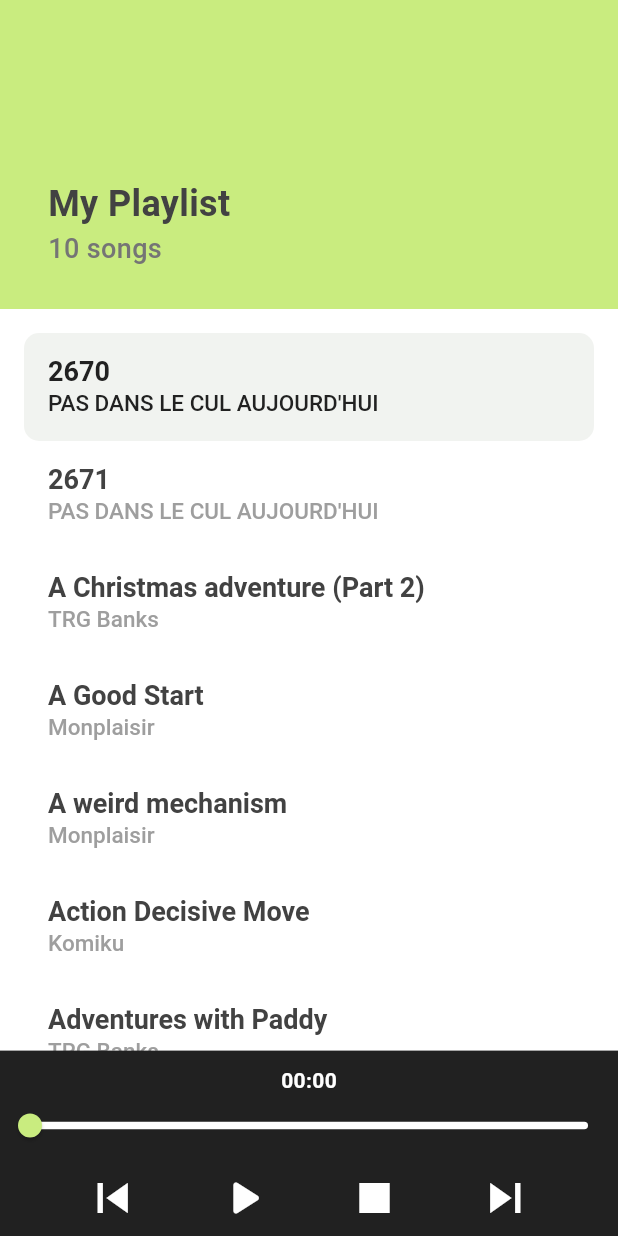
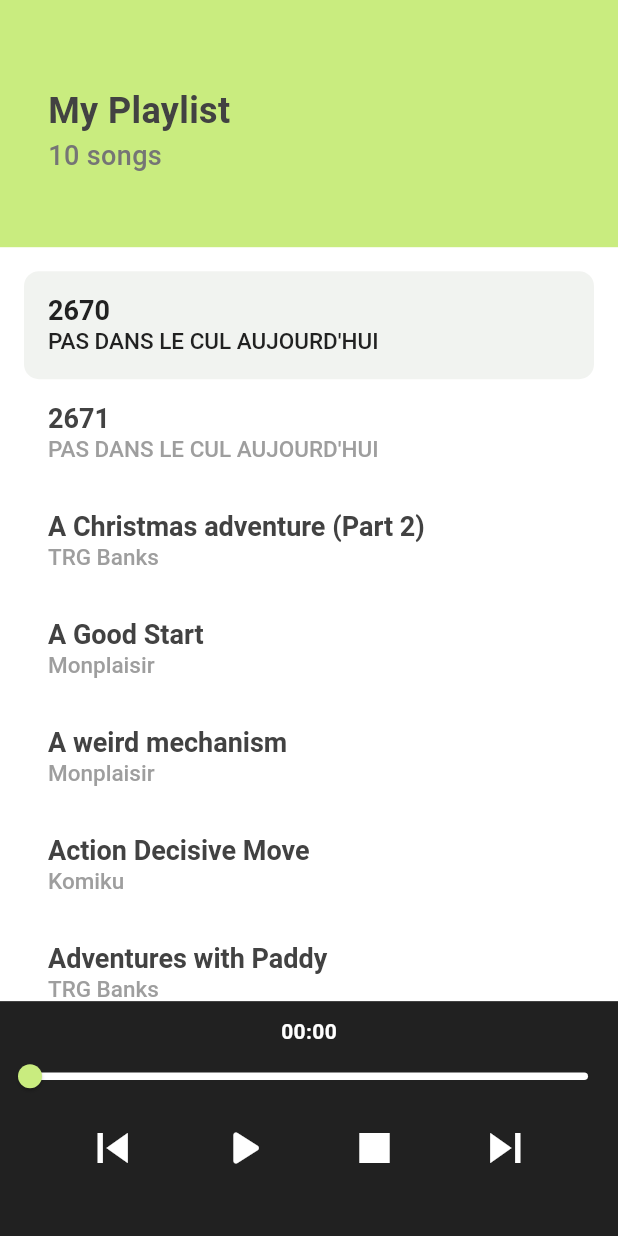
Before and after one commit to hsser/audio_player_test, a Flutter app: the screen it shows after launch, on a phone screen of 412 x 824 dp. Run offline on Flutter 3.47's test engine with Material 3 defaults, Android fonts, the phone set to English and light mode, and no system bars; our stand-ins replace just_audio, just_audio_background.

Commit message:
add safearea + change size %

```diff
--- a/lib/my_audio_player.dart
+++ b/lib/my_audio_player.dart
@@ -88,13 +88,13 @@ class _MyPlayerState extends State<MyAudioPlayer> {
             Container(
               padding: const EdgeInsets.all(16),
               width: double.infinity,
-              height: MediaQuery.of(context).size.height * 0.25,
+              height: MediaQuery.of(context).size.height * 0.20,
               color: const Color.fromARGB(255, 201, 236, 127),
               child: Column(
                 crossAxisAlignment: CrossAxisAlignment.start,
                 children: [
                   SizedBox(
-                    height: MediaQuery.of(context).size.height * 0.125,
+                    height: MediaQuery.of(context).size.height * 0.05,
                   ),
                   Padding(
                     padding: const EdgeInsets.only(left: 16),
@@ -171,7 +171,7 @@ class _MyPlayerState extends State<MyAudioPlayer> {
             ),
             Container(
               width: double.infinity,
-              height: MediaQuery.of(context).size.height * 0.15,
+              height: MediaQuery.of(context).size.height * 0.19,
               color: Colors.grey.shade900,
               child: Column(
                 crossAxisAlignment: CrossAxisAlignment.center,
```
